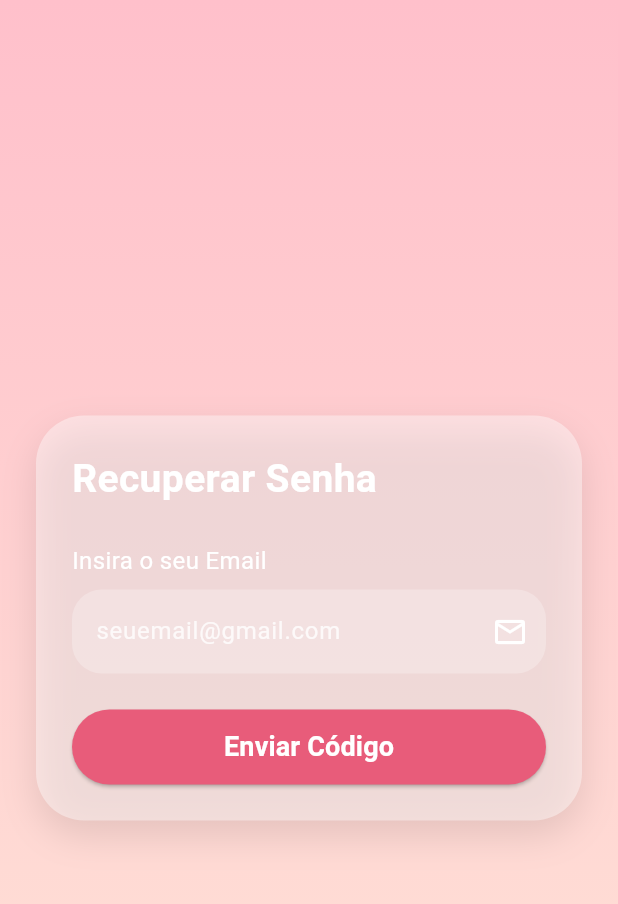
After one commit to Novicks/ConfeitariaApp, a Flutter app: the TelaRecuperarsenha screen opened directly, on a phone screen of 412 x 824 dp. The commit adds this screen. Shown: the top 904 px of the screen. Run offline on Flutter 3.47's test engine with Material 3 defaults, Android fonts, the phone set to English and light mode, and no system bars; our stand-ins replace curved_navigation_bar, sqflite; accounts and stored records are empty.

Commit message:
Front da pagina de esqueceu a senha

```diff
--- a/lib/Models/endereco.dart
+++ b/lib/Models/endereco.dart
@@ -43,8 +43,7 @@ class Endereco {
   int? get cep => _cep;
 
   // Setters
-  set codigo_endereco(int? codigo_endereco) =>
-      _codigo_endereco = codigo_endereco;
+  set codigo_endereco(int? codigoEndereco) => _codigo_endereco = codigoEndereco;
   set endereco(String? endereco) => _endereco = endereco;
   set rua(String? rua) => _rua = rua;
   set numero(int? numero) => _numero = numero;
--- a/lib/Models/produto.dart
+++ b/lib/Models/produto.dart
@@ -28,10 +28,10 @@ class Produto {
   String? get descricao => _descricao;
 
   //setters estilo dart
-  set codigo_do_produto(int? codigo_do_produto) =>
-      _codigo_do_produto = codigo_do_produto;
-  set codigo_categoria(int? codigo_categoria) =>
-      _codigo_categoria = codigo_categoria;
+  set codigo_do_produto(int? codigoDoProduto) =>
+      _codigo_do_produto = codigoDoProduto;
+  set codigo_categoria(int? codigoCategoria) =>
+      _codigo_categoria = codigoCategoria;
   set preco(int? preco) => _preco = preco;
   set nome(String? nome) => _nome = nome;
   set descricao(String? descricao) => _descricao = descricao;
--- a/lib/SplashScreen.dart
+++ b/lib/SplashScreen.dart
@@ -1,3 +1,4 @@
+import 'package:confeitaria_app/pages/tela_recuperarsenha.dart';
 import 'package:confeitaria_app/temporario.dart';
 import 'package:flutter/material.dart';
 import 'package:flutter/services.dart';
@@ -22,7 +23,7 @@ class _SplashScreenState extends State<SplashScreen>
     _controller = AnimationController(
       duration: const Duration(seconds: 2),
       vsync: this,
-    )..repeat(reverse: true); //loop
+    )..repeat(reverse: true);
 
     _animation = Tween<Offset>(
       begin: const Offset(0, -10.0),
@@ -65,7 +66,6 @@ class _SplashScreenState extends State<SplashScreen>
             end: Alignment.bottomRight,
           ),
         ),
-        // Centralize o conteúdo
         child: Center(
           child: Column(
             mainAxisAlignment: MainAxisAlignment.center,
--- a/lib/pages/tela_incialConta.dart
+++ b/lib/pages/tela_incialConta.dart
@@ -1,4 +1,3 @@
-import 'package:flutter/cupertino.dart';
 import 'package:flutter/material.dart';
 
 class TelaIncialConta extends StatelessWidget {
--- a/lib/pages/tela_incialOfertas.dart
+++ b/lib/pages/tela_incialOfertas.dart
@@ -1,4 +1,3 @@
-import 'package:flutter/cupertino.dart';
 import 'package:flutter/material.dart';
 
 class TelaIncialOferta extends StatefulWidget {
--- a/lib/pages/tela_inicial.dart
+++ b/lib/pages/tela_inicial.dart
@@ -2,7 +2,6 @@ import 'package:confeitaria_app/pages/tela_incialConta.dart';
 import 'package:confeitaria_app/pages/tela_incialOfertas.dart';
 import 'package:confeitaria_app/pages/tela_inicialCompras.dart';
 import 'package:curved_navigation_bar/curved_navigation_bar.dart';
-import 'package:flutter/cupertino.dart';
 import 'package:flutter/material.dart';
 
 class TelaInicial extends StatefulWidget {
--- a/lib/pages/tela_inicialCompras.dart
+++ b/lib/pages/tela_inicialCompras.dart
@@ -1,4 +1,3 @@
-import 'package:flutter/cupertino.dart';
 import 'package:flutter/material.dart';
 
 class TelaIncialCompras extends StatelessWidget {
--- a/lib/pages/tela_login.dart
+++ b/lib/pages/tela_login.dart
@@ -1,4 +1,5 @@
 import 'package:flutter/material.dart';
+import 'tela_login.dart';
 
 class TelaLogin extends StatelessWidget {
   TelaLogin({super.key});
--- /dev/null
+++ b/lib/pages/tela_recuperarsenha.dart
@@ -0,0 +1,299 @@
+import 'package:confeitaria_app/pages/tela_login.dart';
+import 'package:flutter/material.dart';
+
+class TelaRecuperarsenha extends StatefulWidget {
+  const TelaRecuperarsenha({super.key});
+
+  @override
+  State<TelaRecuperarsenha> createState() => _TelaRecuperarsenha();
+}
+
+class _TelaRecuperarsenha extends State<TelaRecuperarsenha> {
+  final _formKey = GlobalKey<FormState>();
+
+  // Controladores
+  final TextEditingController _emailController = TextEditingController();
+  final TextEditingController _codigoController = TextEditingController();
+  final TextEditingController _novaSenhaController = TextEditingController();
+  final TextEditingController _confirmarSenhaController =
+      TextEditingController();
+
+  int _etapa = 0;
+  bool _senhaVisivel = false;
+
+  @override
+  void dispose() {
+    _emailController.dispose();
+    _codigoController.dispose();
+    _novaSenhaController.dispose();
+    _confirmarSenhaController.dispose();
+    super.dispose();
+  }
+
+  void _pensador() {
+    if (_formKey.currentState!.validate()) {
+      setState(() {
+        if (_etapa == 0) {
+          // --- ENVIAR EMAIL ---
+          print("Enviando código para: ${_emailController.text}");
+          _etapa = 1;
+        } else if (_etapa == 1) {
+          // --- VERIFICAR CÓDIGO ---
+          print("Validando código: ${_codigoController.text}");
+          _etapa = 2;
+        } else if (_etapa == 2) {
+          print("Senha alterada com sucesso!");
+
+          ScaffoldMessenger.of(context).showSnackBar(
+            const SnackBar(
+              content: Text('Senha redefinida! Faça login novamente.'),
+              backgroundColor: Colors.green,
+            ),
+          );
+
+          Navigator.pushReplacement(
+            context,
+            MaterialPageRoute(builder: (context) => TelaLogin()),
+          );
+        }
+      });
+    }
+  }
+
+  String _getTitulo() {
+    switch (_etapa) {
+      case 0:
+        return 'Recuperar Senha';
+      case 1:
+        return 'Verificar Código';
+      case 2:
+        return 'Nova Senha';
+      default:
+        return '';
+    }
+  }
+
+  String _getTextoBotao() {
+    switch (_etapa) {
+      case 0:
+        return 'Enviar Código';
+      case 1:
+        return 'Verificar';
+      case 2:
+        return 'Redefinir Senha';
+      default:
+        return '';
+    }
+  }
+
+  @override
+  Widget build(BuildContext context) {
+    return GestureDetector(
+      onTap: () => FocusScope.of(context).unfocus(),
+      child: Scaffold(
+        body: Container(
+          height: double.infinity,
+          decoration: const BoxDecoration(
+            gradient: LinearGradient(
+              begin: Alignment.topCenter,
+              end: Alignment.bottomCenter,
+              colors: [Color(0xFFFFC0CB), Color(0xFFFFE5D8)],
+            ),
+          ),
+          child: Center(
+            child: SingleChildScrollView(
+              padding: const EdgeInsets.symmetric(horizontal: 24, vertical: 32),
+              child: Container(
+                decoration: BoxDecoration(
+                  color: Colors.white.withOpacity(0.4),
+                  borderRadius: BorderRadius.circular(32),
+                  boxShadow: [
+                    BoxShadow(
+                      color: Colors.black.withOpacity(0.1),
+                      blurRadius: 20,
+                      offset: const Offset(0, 10),
+                    ),
+                  ],
+                ),
+                padding: const EdgeInsets.all(24),
+                child: Form(
+                  key: _formKey,
+                  child: Column(
+                    crossAxisAlignment: CrossAxisAlignment.start,
+                    mainAxisSize: MainAxisSize.min,
+                    children: [
+                      Text(
+                        _getTitulo(),
+                        style: const TextStyle(
+                          fontSize: 26,
+                          fontWeight: FontWeight.bold,
+                          color: Colors.white,
+                        ),
+                      ),
+                      const SizedBox(height: 24),
+
+                      // (EMAIL)
+                      if (_etapa == 0) ...[
+                        _buildLabel('Insira o seu Email'),
+                        _buildTextField(
+                          controller: _emailController,
+                          hint: 'seuemail@gmail.com',
+                          icon: Icons.email_outlined,
+                        ),
+                      ],
+
+                      // ETAPA (CÓDIGO)
+                      if (_etapa == 1) ...[
+                        Text(
+                          'Enviamos um código para ${_emailController.text}',
+                          style: const TextStyle(
+                            color: Colors.white70,
+                            fontSize: 14,
+                          ),
+                        ),
+                        const SizedBox(height: 16),
+                        _buildLabel('Código de Verificação'),
+                        _buildTextField(
+                          controller: _codigoController,
+                          hint: '000000',
+                          icon: Icons.lock_outline,
+                          isNumber: true,
+                        ),
+                        TextButton(
+                          onPressed: () => setState(() => _etapa = 0),
+                          child: const Text(
+                            "Corrigir email",
+                            style: TextStyle(color: Colors.white),
+                          ),
+                        ),
+                      ],
+
+                      // CONTEÚDO (NOVA SENHA)
+                      if (_etapa == 2) ...[
+                        _buildLabel('Nova Senha'),
+                        TextFormField(
+                          controller: _novaSenhaController,
+                          obscureText: !_senhaVisivel,
+                          style: const TextStyle(color: Colors.white),
+                          decoration: InputDecoration(
+                            hintText: '****',
+                            hintStyle: TextStyle(
+                              color: Colors.white.withOpacity(0.8),
+                            ),
+                            filled: true,
+                            fillColor: Colors.white.withOpacity(0.25),
+                            border: OutlineInputBorder(
+                              borderRadius: BorderRadius.circular(20),
+                              borderSide: BorderSide.none,
+                            ),
+                            suffixIcon: IconButton(
+                              icon: Icon(
+                                _senhaVisivel
+                                    ? Icons.visibility_outlined
+                                    : Icons.visibility_off_outlined,
+                                color: Colors.white,
+                              ),
+                              onPressed: () => setState(
+                                () => _senhaVisivel = !_senhaVisivel,
+                              ),
+                            ),
+                          ),
+                          validator: (v) => (v != null && v.length < 4)
+                              ? 'Mínimo 4 caracteres'
+                              : null,
+                        ),
+                        const SizedBox(height: 16),
+
+                        _buildLabel('Confirmar Nova Senha'),
+                        TextFormField(
+                          controller: _confirmarSenhaController,
+                          obscureText: true,
+                          style: const TextStyle(color: Colors.white),
+                          decoration: InputDecoration(
+                            hintText: '****',
+                            hintStyle: TextStyle(
+                              color: Colors.white.withOpacity(0.8),
+                            ),
+                            filled: true,
+                            fillColor: Colors.white.withOpacity(0.25),
+                            border: OutlineInputBorder(
+                              borderRadius: BorderRadius.circular(20),
+                              borderSide: BorderSide.none,
+                            ),
+                          ),
+                          validator: (v) {
+                            if (v != _novaSenhaController.text)
+                              return 'As senhas não coincidem';
+                            return null;
+                          },
+                        ),
+                      ],
+
+                      const SizedBox(height: 24),
+
+                      // BOTÃO DE AÇÃO
+                      SizedBox(
+                        width: double.infinity,
+                        height: 50,
+                        child: ElevatedButton(
+                          style: ElevatedButton.styleFrom(
+                            backgroundColor: const Color(0xFFE85C7A),
+                            shape: RoundedRectangleBorder(
+                              borderRadius: BorderRadius.circular(30),
+                            ),
+                          ),
+                          onPressed: _pensador,
+                          child: Text(
+                            _getTextoBotao(),
+                            style: const TextStyle(
+                              fontSize: 18,
+                              fontWeight: FontWeight.bold,
+                              color: Colors.white,
+                            ),
+                          ),
+                        ),
+                      ),
+                    ],
+                  ),
+                ),
+              ),
+            ),
+          ),
+        ),
+      ),
+    );
+  }
+
+  Widget _buildLabel(String text) => Padding(
+    padding: const EdgeInsets.only(bottom: 8),
+    child: Text(
+      text,
+      style: const TextStyle(fontSize: 16, color: Colors.white),
+    ),
+  );
+
+  Widget _buildTextField({
+    required TextEditingController controller,
+    required String hint,
+    required IconData icon,
+    bool isNumber = false,
+  }) {
+    return TextFormField(
+      controller: controller,
+      keyboardType: isNumber ? TextInputType.number : TextInputType.text,
+      style: const TextStyle(color: Colors.white),
+      decoration: InputDecoration(
+        hintText: hint,
+        hintStyle: TextStyle(color: Colors.white.withOpacity(0.8)),
+        filled: true,
+        fillColor: Colors.white.withOpacity(0.25),
+        suffixIcon: Icon(icon, color: Colors.white),
+        border: OutlineInputBorder(
+          borderRadius: BorderRadius.circular(20),
+          borderSide: BorderSide.none,
+        ),
+      ),
+      validator: (v) => v == null || v.isEmpty ? 'Campo obrigatório' : null,
+    );
+  }
+}
```
